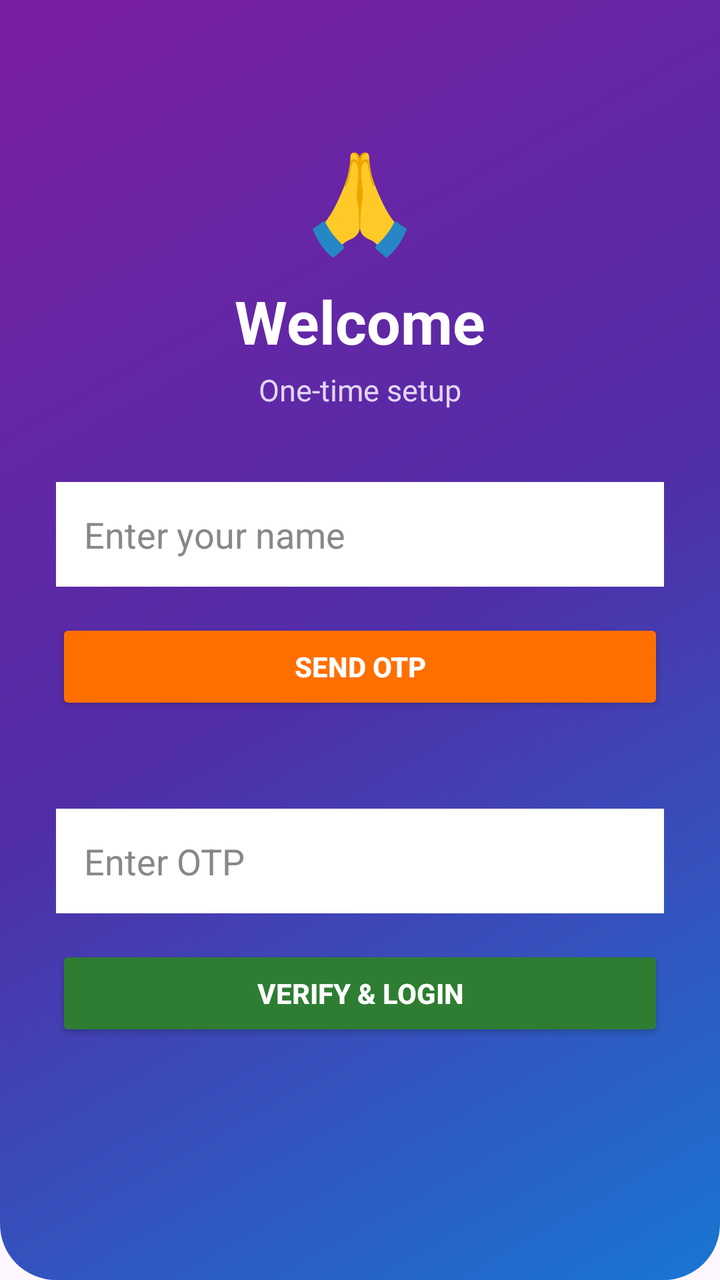
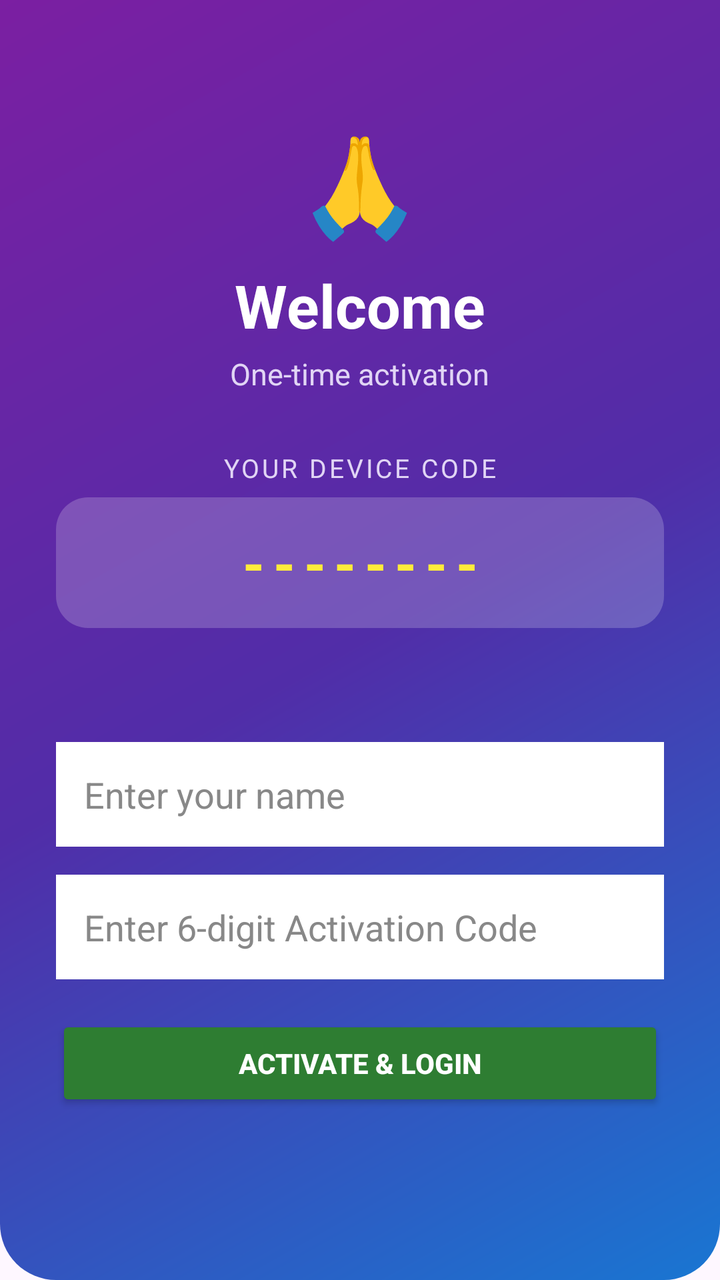

Two renders of the same Android screen: before a commit and after it. Below are the layout's source before the change and the commit's diff.
<!-- AndroidManifest.xml: application theme Theme.LabourCalc -->
<!-- res/layout/activity_setup.xml -->
<?xml version="1.0" encoding="utf-8"?>
<ScrollView xmlns:android="http://schemas.android.com/apk/res/android"
    android:layout_width="match_parent"
    android:layout_height="match_parent"
    android:background="@drawable/bg_header"
    android:fillViewport="true">

    <LinearLayout
        android:orientation="vertical"
        android:layout_width="match_parent"
        android:layout_height="wrap_content"
        android:padding="28dp"
        android:gravity="center_horizontal">

        <TextView
            android:layout_width="wrap_content"
            android:layout_height="wrap_content"
            android:layout_marginTop="40dp"
            android:text="🙏"
            android:textSize="48sp" />

        <TextView
            android:layout_width="wrap_content"
            android:layout_height="wrap_content"
            android:layout_marginTop="8dp"
            android:text="Welcome"
            android:textColor="#FFFFFF"
            android:textSize="30sp"
            android:textStyle="bold" />

        <TextView
            android:layout_width="wrap_content"
            android:layout_height="wrap_content"
            android:layout_marginTop="4dp"
            android:text="One-time setup"
            android:textColor="#E1D5F5"
            android:textSize="15sp" />

        <EditText
            android:id="@+id/inName"
            android:layout_width="match_parent"
            android:layout_height="wrap_content"
            android:layout_marginTop="36dp"
            android:background="#FFFFFF"
            android:hint="Enter your name"
            android:inputType="textPersonName"
            android:padding="14dp"
            android:textColor="#212121"
            android:textColorHint="#888888" />

        <Button
            android:id="@+id/btnSendOtp"
            android:layout_width="match_parent"
            android:layout_height="wrap_content"
            android:layout_marginTop="16dp"
            android:backgroundTint="#FF6F00"
            android:text="Send OTP"
            android:textColor="#FFFFFF"
            android:textStyle="bold" />

        <TextView
            android:id="@+id/tvOtpInfo"
            android:layout_width="match_parent"
            android:layout_height="wrap_content"
            android:layout_marginTop="16dp"
            android:gravity="center"
            android:textColor="#FFF59D"
            android:textSize="14sp" />

        <EditText
            android:id="@+id/inOtp"
            android:layout_width="match_parent"
            android:layout_height="wrap_content"
            android:layout_marginTop="12dp"
            android:background="#FFFFFF"
            android:hint="Enter OTP"
            android:inputType="number"
            android:maxLength="4"
            android:padding="14dp"
            android:textColor="#212121"
            android:textColorHint="#888888" />

        <Button
            android:id="@+id/btnVerify"
            android:layout_width="match_parent"
            android:layout_height="wrap_content"
            android:layout_marginTop="16dp"
            android:backgroundTint="#2E7D32"
            android:text="Verify &amp; Login"
            android:textColor="#FFFFFF"
            android:textStyle="bold" />
    </LinearLayout>
</ScrollView>
<!-- resources referenced by this layout -->
<resources>
  <!-- drawable bg_header (drawable) -->
  <?xml version="1.0" encoding="utf-8"?>
  <shape xmlns:android="http://schemas.android.com/apk/res/android">
      <gradient
          android:type="linear"
          android:angle="315"
          android:startColor="#7B1FA2"
          android:centerColor="#512DA8"
          android:endColor="#1976D2" />
      <corners android:bottomLeftRadius="28dp" android:bottomRightRadius="28dp" />
  </shape>
  <style name="Theme.LabourCalc" parent="Theme.Material3.Light.NoActionBar">
          <item name="colorPrimary">#1565C0</item>
          <item name="colorOnPrimary">#FFFFFF</item>
          <item name="android:statusBarColor">#4527A0</item>
      </style>
</resources>

<!-- the commit's change to res/layout/activity_setup.xml (unified diff, before → after) -->
@@ -15,7 +15,7 @@
         <TextView
             android:layout_width="wrap_content"
             android:layout_height="wrap_content"
-            android:layout_marginTop="40dp"
+            android:layout_marginTop="32dp"
             android:text="🙏"
             android:textSize="48sp" />
 
@@ -32,15 +32,47 @@
             android:layout_width="wrap_content"
             android:layout_height="wrap_content"
             android:layout_marginTop="4dp"
-            android:text="One-time setup"
+            android:text="One-time activation"
             android:textColor="#E1D5F5"
             android:textSize="15sp" />
+
+        <TextView
+            android:layout_width="wrap_content"
+            android:layout_height="wrap_content"
+            android:layout_marginTop="28dp"
+            android:text="YOUR DEVICE CODE"
+            android:textColor="#E1D5F5"
+            android:textSize="13sp"
+            android:letterSpacing="0.1" />
+
+        <TextView
+            android:id="@+id/tvDeviceCode"
+            android:layout_width="match_parent"
+            android:layout_height="wrap_content"
+            android:layout_marginTop="6dp"
+            android:background="@drawable/bg_chip"
+            android:gravity="center"
+            android:padding="14dp"
+            android:text="--------"
+            android:textColor="#FFEB3B"
+            android:textSize="28sp"
+            android:textStyle="bold"
+            android:letterSpacing="0.15" />
+
+        <TextView
+            android:id="@+id/tvOtpInfo"
+            android:layout_width="match_parent"
+            android:layout_height="wrap_content"
+            android:layout_marginTop="14dp"
+            android:gravity="center"
+            android:textColor="#FFF59D"
+            android:textSize="14sp" />
 
         <EditText
             android:id="@+id/inName"
             android:layout_width="match_parent"
             android:layout_height="wrap_content"
-            android:layout_marginTop="36dp"
+            android:layout_marginTop="24dp"
             android:background="#FFFFFF"
             android:hint="Enter your name"
             android:inputType="textPersonName"
@@ -48,34 +80,15 @@
             android:textColor="#212121"
             android:textColorHint="#888888" />
 
-        <Button
-            android:id="@+id/btnSendOtp"
-            android:layout_width="match_parent"
-            android:layout_height="wrap_content"
-            android:layout_marginTop="16dp"
-            android:backgroundTint="#FF6F00"
-            android:text="Send OTP"
-            android:textColor="#FFFFFF"
-            android:textStyle="bold" />
-
-        <TextView
-            android:id="@+id/tvOtpInfo"
-            android:layout_width="match_parent"
-            android:layout_height="wrap_content"
-            android:layout_marginTop="16dp"
-            android:gravity="center"
-            android:textColor="#FFF59D"
-            android:textSize="14sp" />
-
         <EditText
             android:id="@+id/inOtp"
             android:layout_width="match_parent"
             android:layout_height="wrap_content"
-            android:layout_marginTop="12dp"
+            android:layout_marginTop="14dp"
             android:background="#FFFFFF"
-            android:hint="Enter OTP"
+            android:hint="Enter 6-digit Activation Code"
             android:inputType="number"
-            android:maxLength="4"
+            android:maxLength="6"
             android:padding="14dp"
             android:textColor="#212121"
             android:textColorHint="#888888" />
@@ -84,9 +97,9 @@
             android:id="@+id/btnVerify"
             android:layout_width="match_parent"
             android:layout_height="wrap_content"
-            android:layout_marginTop="16dp"
+            android:layout_marginTop="18dp"
             android:backgroundTint="#2E7D32"
-            android:text="Verify &amp; Login"
+            android:text="Activate &amp; Login"
             android:textColor="#FFFFFF"
             android:textStyle="bold" />
     </LinearLayout>
<!-- resource entries referenced after the edit -->
@@ -1,5 +1,11 @@
 <!-- resources referenced by this layout -->
 <resources>
+  <!-- drawable bg_chip (drawable) -->
+  <?xml version="1.0" encoding="utf-8"?>
+  <shape xmlns:android="http://schemas.android.com/apk/res/android">
+      <solid android:color="#33FFFFFF" />
+      <corners android:radius="16dp" />
+  </shape>
   <!-- drawable bg_header (drawable) -->
   <?xml version="1.0" encoding="utf-8"?>
   <shape xmlns:android="http://schemas.android.com/apk/res/android">
